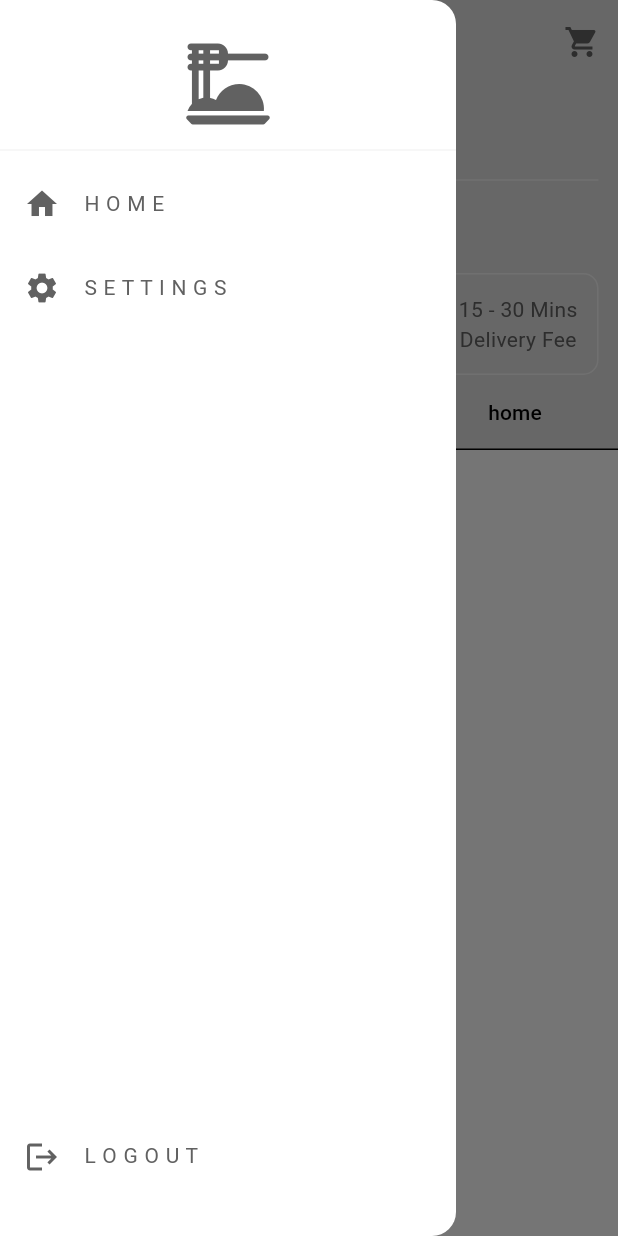
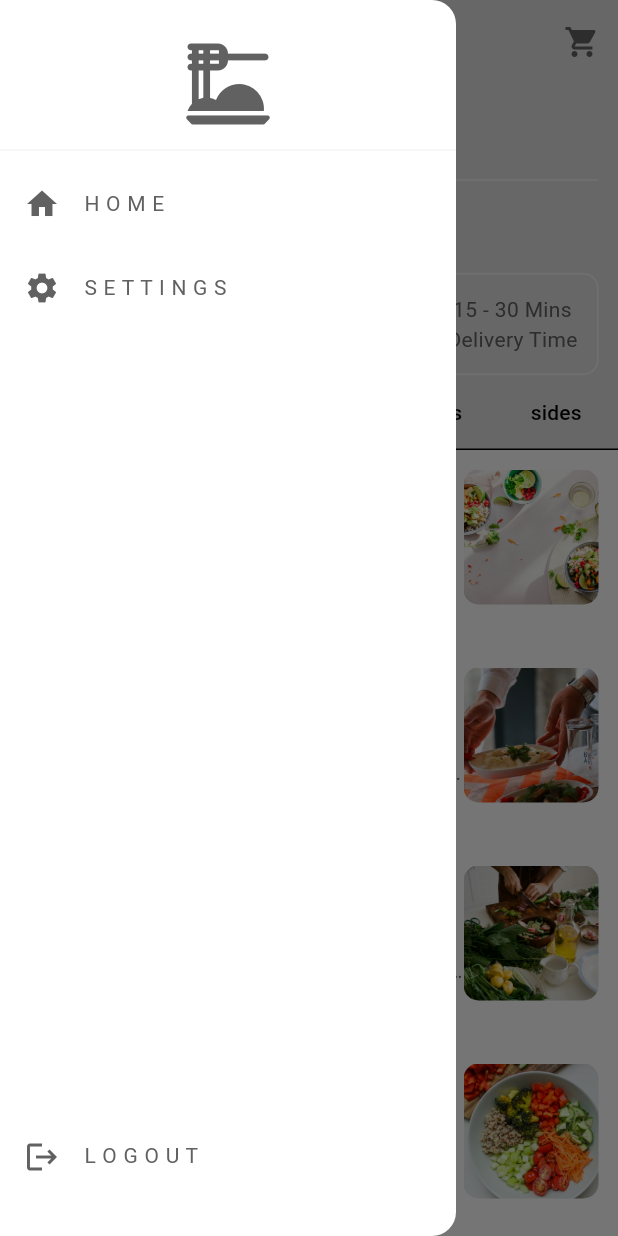
Before and after one commit to ShadrackOngera/food_delivery, a Flutter app: the HomePage screen opened directly, tab 2 chosen, with the side drawer open, on a phone screen of 412 x 824 dp. Run offline on Flutter 3.47's test engine with Material 3 defaults, Android fonts, the phone set to English and light mode, and no system bars.

Commit message:
food page

```diff
--- a/lib/models/restaurant.dart
+++ b/lib/models/restaurant.dart
@@ -1,6 +1,7 @@
+import 'package:flutter/material.dart';
 import 'package:food_delivery/models/food.dart';
 
-class Restaurant {
+class Restaurant extends ChangeNotifier {
   // list of food menu
   final List<Food> _menu = [
     //burgers
@@ -95,7 +96,7 @@ class Restaurant {
       name: 'Greek Salad',
       description:
           'Fresh salad with tomatoes, cucumbers, olives, and feta cheese',
-      imagePath: 'assets/images/salads/gsalad-three.jpg',
+      imagePath: 'assets/images/salads/salad-three.jpg',
       price: 820,
       category: FoodCategory.salads,
       availableAddons: [
@@ -320,4 +321,25 @@ class Restaurant {
       ],
     ),
   ];
+
+  //Getters
+  List<Food> get menu => _menu;
+
+  //Operations
+
+  // add to cart
+
+  // remove from cart
+
+  // total price of cart
+
+  // number of items in cart
+
+  //clear cart
+
+  //Helpers
+
+  //generate receipt
+  // format double value to money
+  //format list of addons
 }
--- a/lib/pages/home_page.dart
+++ b/lib/pages/home_page.dart
@@ -1,10 +1,15 @@
 import 'package:flutter/material.dart';
+import 'package:food_delivery/models/food.dart';
+import 'package:food_delivery/models/restaurant.dart';
+import 'package:food_delivery/pages/food_page.dart';
+import 'package:food_delivery/widgets/food_tile.dart';
 import 'package:food_delivery/widgets/my_current_location.dart';
 import 'package:food_delivery/widgets/my_description.dart';
 import 'package:food_delivery/widgets/my_drawer.dart';
 import 'package:food_delivery/widgets/my_sliver_appbar.dart';
 import 'package:food_delivery/widgets/my_tab_bar.dart';
 import 'package:food_delivery/widgets/primary_text.dart';
+import 'package:provider/provider.dart';
 
 class HomePage extends StatefulWidget {
   const HomePage({super.key});
@@ -20,13 +25,43 @@ class _HomePageState extends State<HomePage>
   @override
   void initState() {
     super.initState();
-    _tabController = TabController(length: 3, vsync: this);
+    _tabController =
+        TabController(length: FoodCategory.values.length, vsync: this);
   }
 
   @override
   void dispose() {
     _tabController.dispose();
     super.dispose();
+  }
+
+  List<Food> _filterMenByCategory(FoodCategory category, List<Food> fullMenu) {
+    return fullMenu.where((food) => food.category == category).toList();
+  }
+
+  List<Widget> getFoodInThisCategory(List<Food> fullMenu) {
+    return FoodCategory.values.map((category) {
+      List<Food> categoryMenu = _filterMenByCategory(category, fullMenu);
+      // var item = categoryMenu[index];
+
+      return ListView.builder(
+        padding: EdgeInsets.zero,
+        physics: const NeverScrollableScrollPhysics(),
+        itemCount: categoryMenu.length,
+        itemBuilder: (context, index) {
+          final food = categoryMenu[index];
+          return FoodTile(
+            food: food,
+            onTap: () => Navigator.push(
+              context,
+              MaterialPageRoute(
+                builder: (context) => FoodPage(food: food),
+              ),
+            ),
+          );
+        },
+      );
+    }).toList();
   }
 
   @override
@@ -54,22 +89,11 @@ class _HomePageState extends State<HomePage>
             ),
           ),
         ],
-        body: TabBarView(
-          controller: _tabController,
-          children: [
-            PrimaryText(
-              text: 'Food',
-              color: Theme.of(context).colorScheme.inversePrimary,
-            ),
-            PrimaryText(
-              text: 'Items',
-              color: Theme.of(context).colorScheme.inversePrimary,
-            ),
-            PrimaryText(
-              text: 'Home',
-              color: Theme.of(context).colorScheme.inversePrimary,
-            ),
-          ],
+        body: Consumer<Restaurant>(
+          builder: (context, restaurant, child) => TabBarView(
+            controller: _tabController,
+            children: getFoodInThisCategory(restaurant.menu),
+          ),
         ),
       ),
     );
--- /dev/null
+++ b/lib/widgets/food_tile.dart
@@ -0,0 +1,65 @@
+import 'package:flutter/material.dart';
+import 'package:food_delivery/models/food.dart';
+import 'package:food_delivery/widgets/primary_text.dart';
+
+class FoodTile extends StatelessWidget {
+  final Food food;
+  final void Function()? onTap;
+  const FoodTile({
+    super.key,
+    required this.food,
+    required this.onTap,
+  });
+
+  @override
+  Widget build(BuildContext context) {
+    return Column(
+      children: [
+        GestureDetector(
+          onTap: onTap,
+          child: Padding(
+            padding: EdgeInsets.all(13),
+            child: Row(
+              children: [
+                Expanded(
+                  child: Column(
+                    crossAxisAlignment: CrossAxisAlignment.start,
+                    children: [
+                      PrimaryText(
+                        text: food.name,
+                        color: Theme.of(context).colorScheme.inversePrimary,
+                      ),
+                      PrimaryText(
+                        text: "Ksh ${food.price}",
+                        color: Theme.of(context).colorScheme.primary,
+                      ),
+                      const SizedBox(
+                        height: 10,
+                      ),
+                      PrimaryText(
+                        text: food.description,
+                        color: Theme.of(context).colorScheme.inversePrimary,
+                      ),
+                    ],
+                  ),
+                ),
+                ClipRRect(
+                  borderRadius: BorderRadius.circular(10),
+                  child: Image.asset(
+                    food.imagePath,
+                    fit: BoxFit.cover,
+                    height: 90,
+                    width: 90,
+                  ),
+                ),
+              ],
+            ),
+          ),
+        ),
+        Divider(
+          color: Theme.of(context).colorScheme.tertiary,
+        ),
+      ],
+    );
+  }
+}
--- a/lib/widgets/my_description.dart
+++ b/lib/widgets/my_description.dart
@@ -38,7 +38,7 @@ class MyDescription extends StatelessWidget {
                 color: Theme.of(context).colorScheme.inversePrimary,
               ),
               PrimaryText(
-                text: 'Delivery Fee',
+                text: 'Delivery Time',
                 color: Theme.of(context).colorScheme.inversePrimary,
               ),
             ],
--- a/lib/widgets/my_tab_bar.dart
+++ b/lib/widgets/my_tab_bar.dart
@@ -1,4 +1,5 @@
 import 'package:flutter/material.dart';
+import 'package:food_delivery/models/food.dart';
 import 'package:food_delivery/widgets/primary_text.dart';
 
 class MyTabBar extends StatelessWidget {
@@ -8,22 +9,20 @@ class MyTabBar extends StatelessWidget {
     required this.tabController,
   });
 
+  List<Tab> _buildCategoryTabs() {
+    return FoodCategory.values.map((category) {
+      return Tab(
+        text: category.toString().split('.').last,
+      );
+    }).toList();
+  }
+
   @override
   Widget build(BuildContext context) {
     return Container(
       child: TabBar(
         controller: tabController,
-        tabs: [
-          Tab(
-            text: 'Food',
-          ),
-          Tab(
-            text: 'items',
-          ),
-          Tab(
-            text: 'home',
-          ),
-        ],
+        tabs: _buildCategoryTabs(),
       ),
     );
   }
```
Also changed, not shown: lib/main.dart (+10 -4 lines), lib/pages/food_page.dart (added, +52 -0 lines), pubspec.yaml (+5 -5 lines), 2 other files.
